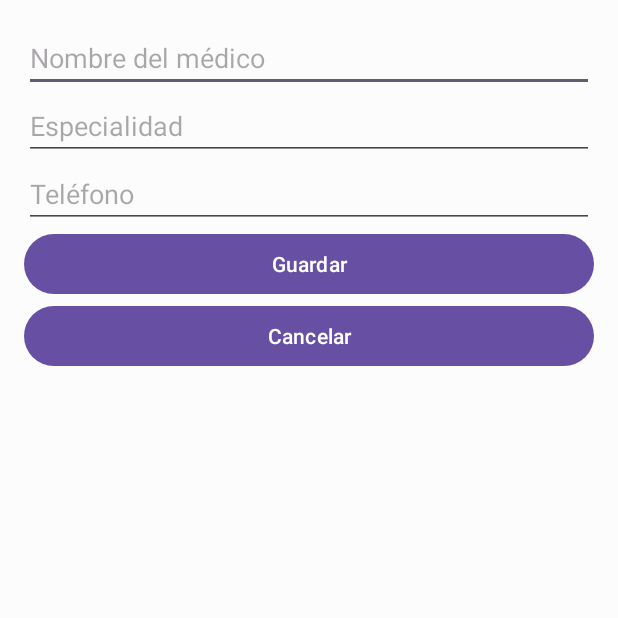
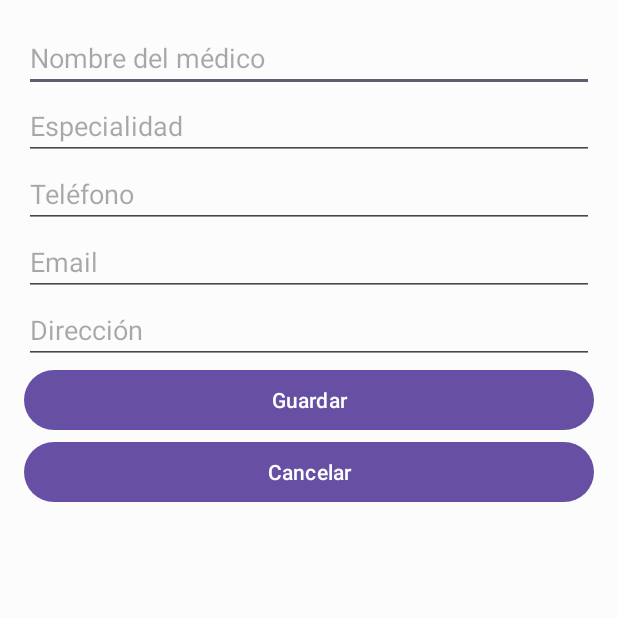
Before and after one commit to Camilo1138/AndroidProyect, an Android app: the ListadoMedicosActivity screen opened directly, with no data from a screen before it, after a tap on "Añadir un médico", on a phone screen of 412 x 824 dp, the top half of it. Run offline under Robolectric (Android 15) with nearby library versions, the phone set to English and light mode, and no system bars.

Commit message:
cambie la parte de agregar medicos y serializado

```diff
--- a/app/src/main/java/com/example/myapplication/AgregarMedicoActivity.java
+++ b/app/src/main/java/com/example/myapplication/AgregarMedicoActivity.java
@@ -1,5 +1,6 @@
 package com.example.myapplication;
 
+import android.annotation.SuppressLint;
 import android.os.Bundle;
 import android.widget.Button;
 import android.widget.EditText;
@@ -7,11 +8,15 @@ import android.widget.Toast;
 
 import androidx.appcompat.app.AppCompatActivity;
 
+import java.io.File;
+import java.util.ArrayList;
+
 public class AgregarMedicoActivity extends AppCompatActivity {
 
-    private EditText etNombre, etEspecialidad, etTelefono;
+    private EditText etNombre, etEspecialidad, etTelefono, etEmail, etDireccion;
     private Button btnGuardar, btnCancelar;
 
+    @SuppressLint("MissingInflatedId")
     @Override
     protected void onCreate(Bundle savedInstanceState) {
         super.onCreate(savedInstanceState);
@@ -20,6 +25,8 @@ public class AgregarMedicoActivity extends AppCompatActivity {
         etNombre = findViewById(R.id.etNombre);
         etEspecialidad = findViewById(R.id.etEspecialidad);
         etTelefono = findViewById(R.id.etTelefono);
+        etEmail = findViewById(R.id.etEmail);
+        etDireccion = findViewById(R.id.etDireccion);
         btnGuardar = findViewById(R.id.btnGuardar);
         btnCancelar = findViewById(R.id.btnCancelar);
 
@@ -31,16 +38,31 @@ public class AgregarMedicoActivity extends AppCompatActivity {
         String nombre = etNombre.getText().toString().trim();
         String especialidad = etEspecialidad.getText().toString().trim();
         String telefono = etTelefono.getText().toString().trim();
+        String email = etEmail.getText().toString().trim();
+        String direccion = etDireccion.getText().toString().trim();
 
-        if (nombre.isEmpty() || especialidad.isEmpty() || telefono.isEmpty()) {
+        if (nombre.isEmpty() || especialidad.isEmpty() || telefono.isEmpty() || email.isEmpty() || direccion.isEmpty()) {
             Toast.makeText(this, "Por favor, completa todos los campos", Toast.LENGTH_SHORT).show();
             return;
         }
 
-        Medico nuevoMedico = new Medico(nombre, especialidad, telefono);
-        GlobalMedicos.listaMedicos.add(nuevoMedico);
+        // Crear nuevo médico
+        Medico nuevoMedico = new Medico(nombre, especialidad, telefono, email, direccion);
+
+        // Cargar la lista de médicos desde el archivo
+        ArrayList<Medico> listaMedicos = Medico.cargarMedicosDesdeArchivo(getArchivoMedicosPath());
+
+        // Agregar el nuevo médico
+        listaMedicos.add(nuevoMedico);
+
+        // Guardar la lista actualizada en el archivo
+        Medico.guardarMedicosEnArchivo(getArchivoMedicosPath(), listaMedicos);
 
         Toast.makeText(this, "Médico guardado exitosamente", Toast.LENGTH_SHORT).show();
         finish();
     }
+
+    private String getArchivoMedicosPath() {
+        return new File(getFilesDir(), "medicos.dat").getPath();
+    }
 }
--- a/app/src/main/java/com/example/myapplication/GlobalMedicos.java
+++ /dev/null
@@ -1,15 +0,0 @@
-
-package com.example.myapplication;
-
-import java.util.ArrayList;
-
-public class GlobalMedicos {
-    public static ArrayList<Medico> listaMedicos = new ArrayList<>();
-
-    static {
-        // Médicos predefinidos
-        listaMedicos.add(new Medico("Carolina Cáceres", "Odontología", "0991234567"));
-        listaMedicos.add(new Medico("Marco Echeverría", "Ginecología", "0987654321"));
-        listaMedicos.add(new Medico("Luis Paredes", "Pediatría", "0971239876"));
-    }
-}
--- a/app/src/main/java/com/example/myapplication/ListadoMedicosActivity.java
+++ b/app/src/main/java/com/example/myapplication/ListadoMedicosActivity.java
@@ -8,11 +8,7 @@ import android.widget.ListView;
 
 import androidx.appcompat.app.AppCompatActivity;
 
-import com.example.myapplication.AgregarMedicoActivity;
-import com.example.myapplication.GlobalMedicos;
-import com.example.myapplication.Medico;
-import com.example.myapplication.R;
-
+import java.io.File;
 import java.util.ArrayList;
 
 public class ListadoMedicosActivity extends AppCompatActivity {
@@ -45,12 +41,24 @@ public class ListadoMedicosActivity extends AppCompatActivity {
     }
 
     private void actualizarLista() {
-        ArrayList<String> medicos = new ArrayList<>();
-        for (Medico medico : GlobalMedicos.listaMedicos) {
-            medicos.add(medico.getNombre() + " - " + medico.getEspecialidad() + "\nTel: " + medico.getTelefono());
+        ArrayList<Medico> listaMedicos = Medico.cargarMedicosDesdeArchivo(getArchivoMedicosPath());
+        ArrayList<String> medicosInfo = new ArrayList<>();
+
+        for (Medico medico : listaMedicos) {
+            medicosInfo.add(
+                    "Nombre: " + medico.getNombre() +
+                            "\nEspecialidad: " + medico.getEspecialidad() +
+                            "\nTeléfono: " + medico.getTelefono() +
+                            "\nEmail: " + medico.getEmail() +
+                            "\nDirección: " + medico.getDireccion()
+            );
         }
 
-        ArrayAdapter<String> adapter = new ArrayAdapter<>(this, android.R.layout.simple_list_item_1, medicos);
+        ArrayAdapter<String> adapter = new ArrayAdapter<>(this, android.R.layout.simple_list_item_1, medicosInfo);
         listViewMedicos.setAdapter(adapter);
     }
+
+    private String getArchivoMedicosPath() {
+        return new File(getFilesDir(), "medicos.dat").getPath();
+    }
 }
--- a/app/src/main/java/com/example/myapplication/MainActivity.java
+++ b/app/src/main/java/com/example/myapplication/MainActivity.java
@@ -1,5 +1,4 @@
 package com.example.myapplication;
-
 import android.app.Activity;
 import android.os.Bundle;
 import android.view.View;
--- a/app/src/main/java/com/example/myapplication/Medico.java
+++ b/app/src/main/java/com/example/myapplication/Medico.java
@@ -1,16 +1,25 @@
 package com.example.myapplication;
 
-public class Medico {
+import java.io.*;
+import java.util.ArrayList;
+
+public class Medico implements Serializable {
     private String nombre;
     private String especialidad;
     private String telefono;
+    private String email;
+    private String direccion;
 
-    public Medico(String nombre, String especialidad, String telefono) {
+    // Constructor
+    public Medico(String nombre, String especialidad, String telefono, String email, String direccion) {
         this.nombre = nombre;
         this.especialidad = especialidad;
         this.telefono = telefono;
+        this.email = email;
+        this.direccion = direccion;
     }
 
+    // Getters
     public String getNombre() {
         return nombre;
     }
@@ -22,4 +31,36 @@ public class Medico {
     public String getTelefono() {
         return telefono;
     }
+
+    public String getEmail() {
+        return email;
+    }
+
+    public String getDireccion() {
+        return direccion;
+    }
+
+    // Métodos para guardar y cargar médicos desde un archivo
+    public static ArrayList<Medico> cargarMedicosDesdeArchivo(String pathArchivo) {
+        ArrayList<Medico> listaMedicos = new ArrayList<>();
+        File archivo = new File(pathArchivo);
+
+        if (archivo.exists()) {
+            try (ObjectInputStream ois = new ObjectInputStream(new FileInputStream(archivo))) {
+                listaMedicos = (ArrayList<Medico>) ois.readObject();
+            } catch (IOException | ClassNotFoundException e) {
+                e.printStackTrace();
+            }
+        }
+
+        return listaMedicos;
+    }
+
+    public static void guardarMedicosEnArchivo(String pathArchivo, ArrayList<Medico> listaMedicos) {
+        try (ObjectOutputStream oos = new ObjectOutputStream(new FileOutputStream(pathArchivo))) {
+            oos.writeObject(listaMedicos);
+        } catch (IOException e) {
+            e.printStackTrace();
+        }
+    }
 }
--- a/app/src/main/res/layout/activity_agregar_medico.xml
+++ b/app/src/main/res/layout/activity_agregar_medico.xml
@@ -17,8 +17,8 @@
     <EditText
         android:id="@+id/etEspecialidad"
         android:layout_width="match_parent"
+        android:layout_height="wrap_content"
         android:textColor="@color/black"
-        android:layout_height="wrap_content"
         android:hint="Especialidad"
         android:inputType="text" />
 
@@ -29,6 +29,24 @@
         android:textColor="@color/black"
         android:hint="Teléfono"
         android:inputType="phone" />
+
+    <!-- Campo para Email -->
+    <EditText
+        android:id="@+id/etEmail"
+        android:layout_width="match_parent"
+        android:layout_height="wrap_content"
+        android:textColor="@color/black"
+        android:hint="Email"
+        android:inputType="textEmailAddress" />
+
+    <!-- Campo para Dirección -->
+    <EditText
+        android:id="@+id/etDireccion"
+        android:layout_width="match_parent"
+        android:layout_height="wrap_content"
+        android:textColor="@color/black"
+        android:hint="Dirección"
+        android:inputType="textPostalAddress" />
 
     <Button
         android:id="@+id/btnGuardar"
--- a/app/src/main/res/values/strings.xml
+++ b/app/src/main/res/values/strings.xml
@@ -1,5 +1,7 @@
 <resources>
     <string name="app_name">Mi Aplicación</string>
+    <string name="forward" />
+    <string name="back"><![CDATA[<-]]></string>
 
     <!-- Arreglo de presentaciones para el spinner -->
     <string-array name="presentations">
```
